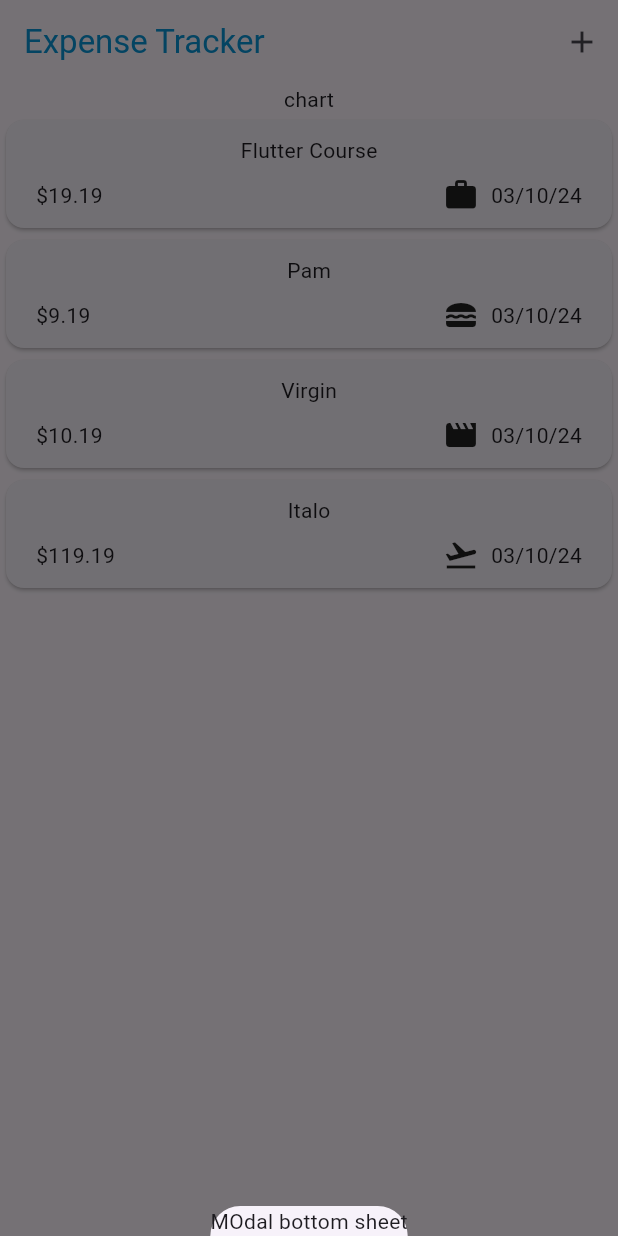
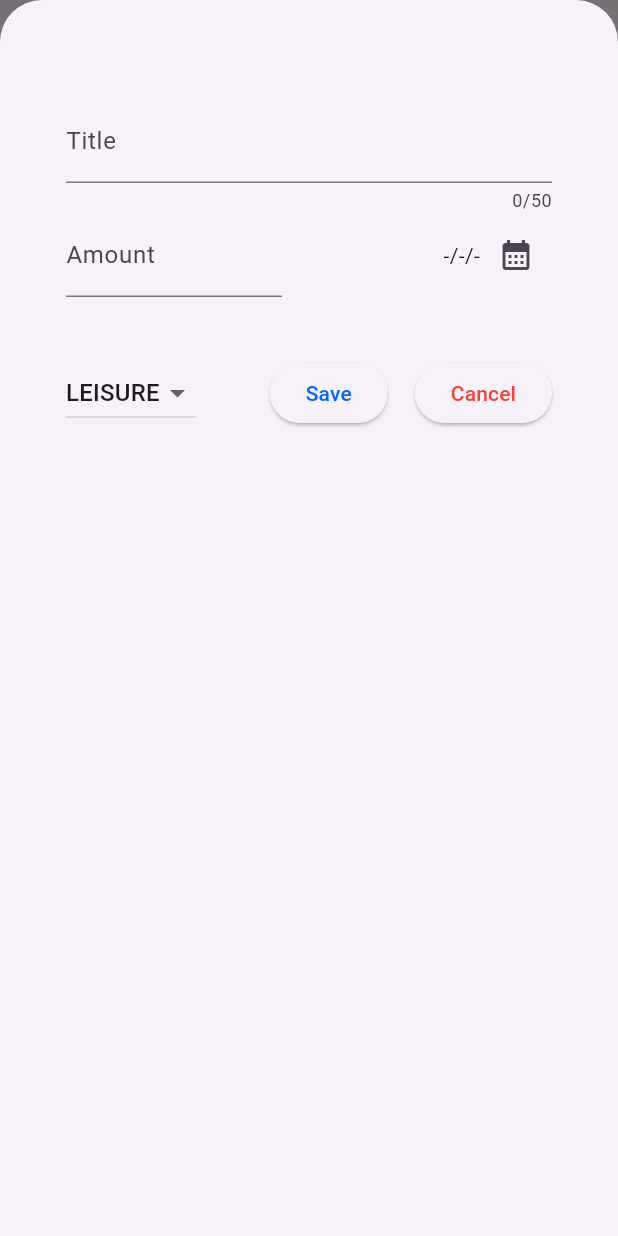
Before and after one commit to Adriatik-Berdufi/expenses, a Flutter app: the screen it shows after launch, after a tap on the "add" icon, on a phone screen of 412 x 824 dp. Run offline on Flutter 3.47's test engine with Material 3 defaults, Android fonts, the phone set to English and light mode, and no system bars.

```diff
--- a/lib/widgets/expenses.dart
+++ b/lib/widgets/expenses.dart
@@ -1,5 +1,6 @@
 import 'package:expenses/widgets/expenses_list/expenses_list.dart';
 import 'package:expenses/models/expense.dart';
+import 'package:expenses/widgets/new_expense.dart';
 import 'package:flutter/material.dart';
 
 class Expenses extends StatefulWidget {
@@ -39,13 +40,52 @@ class _ExpensesState extends State<Expenses> {
   ];
   void _openModalInput() {
     showModalBottomSheet(
+      isScrollControlled: true,
       context: context,
-      builder: (ctx) => const Text('MOdal bottom sheet'),
+      builder: (ctx) => NewExpense(onAddExpense: _addExpense),
+    );
+  }
+
+  void _addExpense(Expense expense) {
+    setState(() {
+      _registerExpenses.add(expense);
+    });
+  }
+
+  void _removeExpense(Expense expense) {
+    final expenseIndex = _registerExpenses.indexOf(expense);
+    setState(() {
+      _registerExpenses.remove(expense);
+    });
+    ScaffoldMessenger.of(context).clearSnackBars();
+    ScaffoldMessenger.of(context).showSnackBar(
+      SnackBar(
+        duration: const Duration(seconds: 3),
+        content: const Text('Excpense  deleted!'),
+        action: SnackBarAction(
+          label: 'Undo',
+          onPressed: () {
+            setState(() {
+              _registerExpenses.insert(expenseIndex, expense);
+            });
+          },
+        ),
+      ),
     );
   }
 
   @override
   Widget build(BuildContext context) {
+    Widget mainContent = const Center(
+      child: Text('No Expense Found.'),
+    );
+
+    if (_registerExpenses.isNotEmpty) {
+      mainContent = ExpensesList(
+        expenses: _registerExpenses,
+        onRemoveExpense: _removeExpense,
+      );
+    }
     return Scaffold(
       appBar: AppBar(
         title: const Align(
@@ -63,12 +103,7 @@ class _ExpensesState extends State<Expenses> {
         ],
       ),
       body: Column(
-        children: [
-          const Text('chart'),
-          Expanded(
-            child: ExpensesList(expenses: _registerExpenses),
-          )
-        ],
+        children: [const Text('chart'), Expanded(child: mainContent)],
       ),
     );
   }
--- a/lib/widgets/expenses_list/expenses_list.dart
+++ b/lib/widgets/expenses_list/expenses_list.dart
@@ -3,15 +3,26 @@ import 'package:expenses/widgets/expenses_list/expense_item.dart';
 import 'package:flutter/material.dart';
 
 class ExpensesList extends StatelessWidget {
-  const ExpensesList({super.key, required this.expenses});
+  const ExpensesList(
+      {super.key, required this.expenses, required this.onRemoveExpense});
+
+  final void Function(Expense expense) onRemoveExpense;
 
   final List<Expense> expenses;
   @override
   Widget build(BuildContext context) {
     return ListView.builder(
       itemCount: expenses.length,
-      itemBuilder: (ctx, index) => ExpenseItem(
-        expense: expenses[index],
+      itemBuilder: (ctx, index) => Dismissible(
+        key: ValueKey(
+          expenses[index],
+        ),
+        onDismissed: (direction) {
+          onRemoveExpense(expenses[index]);
+        },
+        child: ExpenseItem(
+          expense: expenses[index],
+        ),
       ),
     );
   }
--- /dev/null
+++ b/lib/widgets/new_expense.dart
@@ -0,0 +1,169 @@
+import 'package:flutter/material.dart';
+import 'package:expenses/models/expense.dart';
+
+class NewExpense extends StatefulWidget {
+  const NewExpense({super.key, required this.onAddExpense});
+
+  final void Function(Expense expense) onAddExpense;
+
+  @override
+  State<NewExpense> createState() {
+    return _NewExpense();
+  }
+}
+
+class _NewExpense extends State<NewExpense> {
+  final _titleController = TextEditingController();
+  final _amountController = TextEditingController();
+  DateTime? _selectedDate;
+  Category _selectedCategory = Category.leisure;
+
+  //date picker
+  void _presentDatePicker() async {
+    final now = DateTime.now();
+    final firstDate = DateTime(now.day, now.month, now.year - 1);
+    final pickDate = await showDatePicker(
+      context: context,
+      initialDate: now,
+      firstDate: firstDate,
+      lastDate: now,
+    );
+    setState(() {
+      _selectedDate = pickDate;
+    });
+  }
+
+  @override
+  void dispose() {
+    _titleController.dispose();
+    _amountController.dispose();
+    super.dispose();
+  }
+
+  void _submitExpenseData() {
+    final enterAmount = double.tryParse(_amountController.text);
+    final amountIsInvalid = enterAmount == null || enterAmount <= 0;
+    if (_titleController.text.trim().isEmpty ||
+        amountIsInvalid ||
+        _selectedDate == null) {
+      showDialog(
+        context: context,
+        builder: (ctx) => AlertDialog(
+          title: const Text('Invalid input'),
+          content: const Text('make sure a valid  data was entered'),
+          actions: [
+            TextButton(
+              onPressed: () {
+                Navigator.pop(ctx);
+              },
+              child: const Text('okay'),
+            )
+          ],
+        ),
+      );
+      return;
+    }
+    widget.onAddExpense(
+      Expense(
+        title: _titleController.text,
+        amount: enterAmount,
+        date: _selectedDate!,
+        category: _selectedCategory,
+      ),
+    );
+    Navigator.pop(context);
+  }
+
+  @override
+  Widget build(BuildContext context) {
+    return Padding(
+      padding: const EdgeInsets.fromLTRB(44, 66, 44, 44),
+      child: Column(
+        children: [
+          TextField(
+            controller: _titleController,
+            maxLength: 50,
+            decoration: const InputDecoration(
+              label: Text('Title'),
+            ),
+          ),
+          Row(
+            children: [
+              Expanded(
+                child: TextField(
+                  controller: _amountController,
+                  keyboardType: TextInputType.number,
+                  decoration: const InputDecoration(
+                    prefixText: '\$ ',
+                    label: Text('Amount'),
+                  ),
+                ),
+              ),
+              const SizedBox(width: 36),
+              Expanded(
+                child: Row(
+                  mainAxisAlignment: MainAxisAlignment.end,
+                  crossAxisAlignment: CrossAxisAlignment.center,
+                  children: [
+                    Text(
+                      _selectedDate == null
+                          ? '-/-/-'
+                          : formatter.format(_selectedDate!),
+                    ),
+                    IconButton(
+                      onPressed: _presentDatePicker,
+                      icon: const Icon(Icons.calendar_month),
+                    )
+                  ],
+                ),
+              )
+            ],
+          ),
+          const SizedBox(height: 40),
+          Row(
+            children: [
+              DropdownButton(
+                value: _selectedCategory,
+                items: Category.values
+                    .map(
+                      (category) => DropdownMenuItem(
+                        value: category,
+                        child: Text(
+                          category.name.toUpperCase(),
+                        ),
+                      ),
+                    )
+                    .toList(),
+                onChanged: (value) {
+                  if (value == null) return;
+                  setState(() {
+                    _selectedCategory = value;
+                  });
+                },
+              ),
+              const Spacer(),
+              ElevatedButton(
+                  onPressed: _submitExpenseData,
+                  child: const Text(
+                      style: TextStyle(
+                        color: Color.fromARGB(255, 3, 104, 255),
+                      ),
+                      'Save')),
+              const SizedBox(width: 18),
+              ElevatedButton(
+                  onPressed: () {
+                    Navigator.pop(context);
+                  },
+                  child: const Text(
+                    style: TextStyle(
+                      color: Colors.red,
+                    ),
+                    'Cancel',
+                  ))
+            ],
+          )
+        ],
+      ),
+    );
+  }
+}
```
Also changed, not shown: 1 other file.
